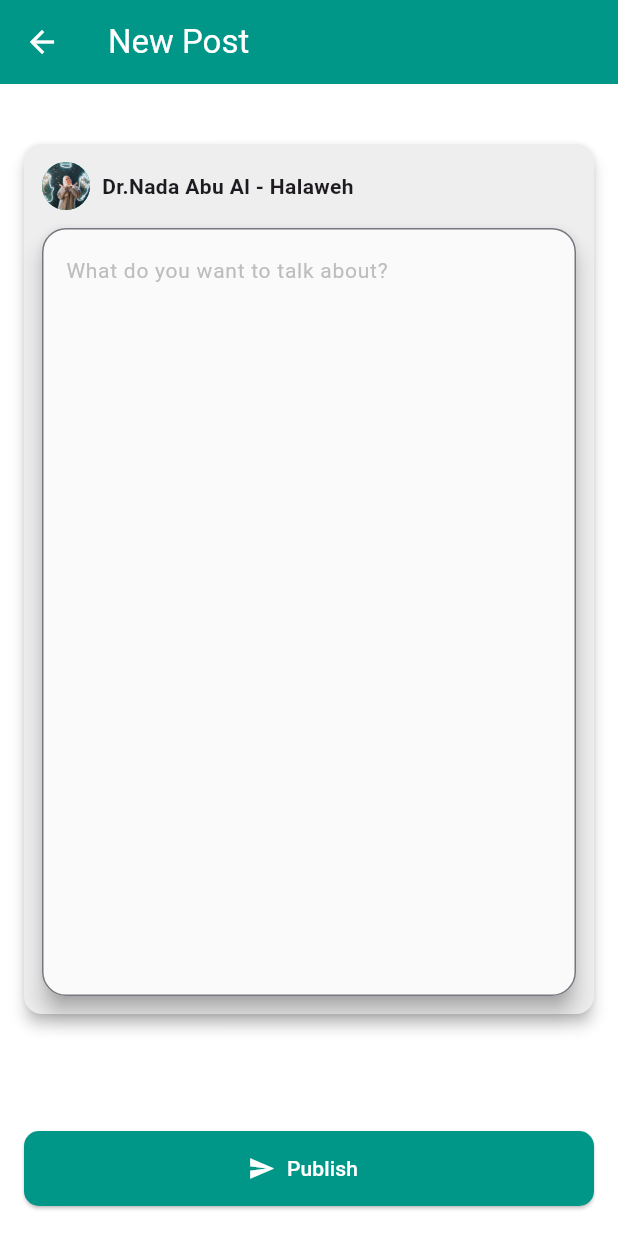
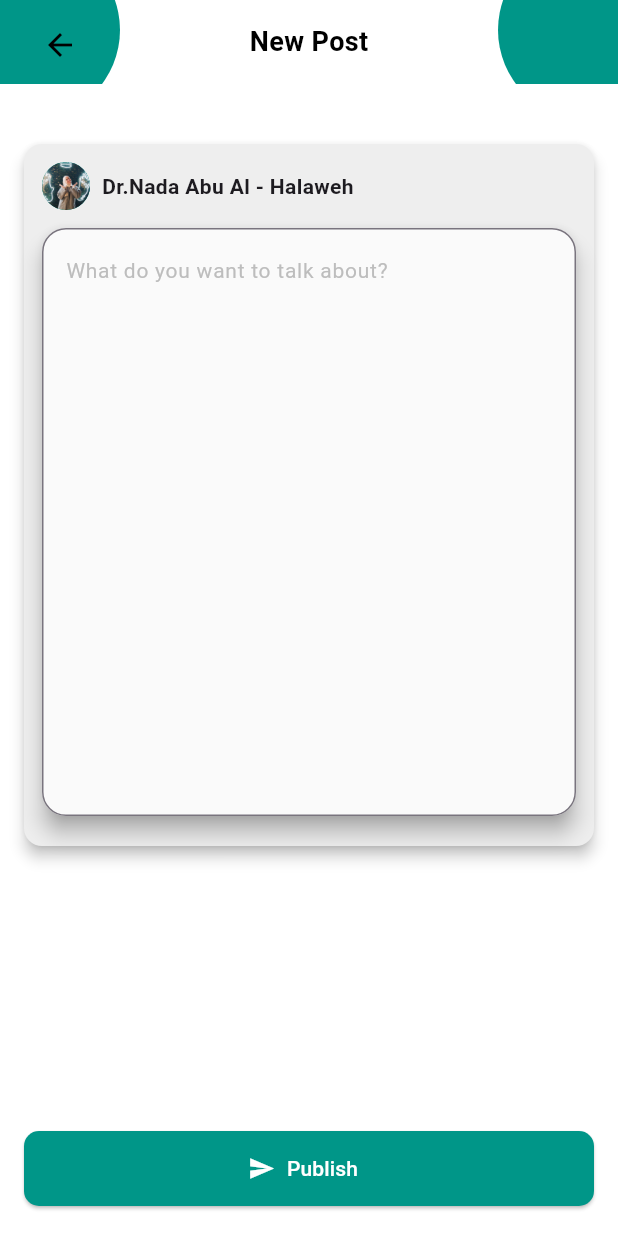
Before and after one commit to nada3bd/NAFS_APP, a Flutter app: the WritePostPage screen opened directly, on a phone screen of 412 x 824 dp. Run offline on Flutter 3.47's test engine with Material 3 defaults, Android fonts, the phone set to English and light mode, and no system bars; our stand-ins replace another_flushbar, flutter_bloc, image_picker; missing offline and left inert: duration_picker.

Commit message:
23th commit

```diff
--- a/lib/main.dart
+++ b/lib/main.dart
@@ -1,6 +1,5 @@
 import 'package:flutter/material.dart';
 import 'package:flutter_bloc/flutter_bloc.dart';
-import 'package:flutter/services.dart';
 import 'package:grad_app/cubit/feedbackcubit.dart';
 import 'package:grad_app/cubit/postscubit.dart';
 import 'package:grad_app/views/postslistpage.dart';
@@ -26,10 +25,10 @@ class NafsApp extends StatelessWidget {
 
   @override
   Widget build(BuildContext context) {
-    SystemChrome.setSystemUIOverlayStyle(const SystemUiOverlayStyle(
-      statusBarColor: Color(0xFF009688),
-      statusBarIconBrightness: Brightness.light,
-    ));
+    // SystemChrome.setSystemUIOverlayStyle(const SystemUiOverlayStyle(
+    //   statusBarColor: Color(0xFF009688),
+    //   statusBarIconBrightness: Brightness.light,
+    // ));
 
     return const MaterialApp(
       debugShowCheckedModeBanner: false,
--- a/lib/views/editpostpage.dart
+++ b/lib/views/editpostpage.dart
@@ -3,8 +3,8 @@ import 'package:flutter_bloc/flutter_bloc.dart';
 import 'package:grad_app/cubit/postscubit.dart';
 import 'package:grad_app/models/postsmodel.dart';
 import 'package:grad_app/widgets/actionbutton.dart';
-import 'package:grad_app/widgets/appbaar.dart';
 import 'package:grad_app/widgets/actionbuttonfeedback.dart';
+import 'package:grad_app/widgets/custompostappbar.dart';
 import 'package:grad_app/widgets/themewriteeditpost.dart';
 
 class EditPostPage extends StatefulWidget {
@@ -35,7 +35,7 @@ class EditPostPageState extends State<EditPostPage> {
   Widget build(BuildContext context) {
     return Scaffold(
       backgroundColor: Colors.white,
-      appBar: const CustomAppBar(title: 'Edit Post'),
+      appBar: const CustomPostAppBar(title: 'Edit Post'),
       body: Padding(
         padding: const EdgeInsets.only(left: 16, right: 16 ),
         child: LayoutBuilder(
--- a/lib/views/writepostspage.dart
+++ b/lib/views/writepostspage.dart
@@ -2,8 +2,8 @@ import 'package:flutter/material.dart';
 import 'package:flutter_bloc/flutter_bloc.dart';
 import 'package:grad_app/cubit/postscubit.dart';
 import 'package:grad_app/widgets/actionbutton.dart';
-import 'package:grad_app/widgets/appbaar.dart';
 import 'package:grad_app/widgets/actionbuttonfeedback.dart';
+import 'package:grad_app/widgets/custompostappbar.dart';
 import 'package:grad_app/widgets/themewriteeditpost.dart';
 
 class WritePostPage extends StatefulWidget {
@@ -20,7 +20,7 @@ class WritePostPageState extends State<WritePostPage> {
   Widget build(BuildContext context) {
     return Scaffold(
       backgroundColor: Colors.white,
-      appBar: const CustomAppBar(title: "New Post"),
+      appBar:const  CustomPostAppBar(title: 'New Post' ),
       body: Padding(
         padding: const EdgeInsets.only(left: 16, right: 16 ),
         child: LayoutBuilder(
--- /dev/null
+++ b/lib/widgets/custompostappbar.dart
@@ -0,0 +1,71 @@
+import 'package:flutter/material.dart';
+
+class CustomPostAppBar extends StatelessWidget implements PreferredSizeWidget {
+  final String title;
+
+  const CustomPostAppBar({super.key, required this.title});
+
+  @override
+  Widget build(BuildContext context) {
+    return Stack(
+      children: [
+        Positioned(
+          top: -40,
+          left: -40,
+          child: Container(
+            width: 120,
+            height: 120,
+            decoration: const BoxDecoration(
+              color: Colors.teal,
+              shape: BoxShape.circle,
+            ),
+          ),
+        ),
+        Positioned(
+          top: -40,
+          right: -40,
+          child: Container(
+            width: 120,
+            height: 120,
+            decoration: const BoxDecoration(
+              color: Colors.teal,
+              shape: BoxShape.circle,
+            ),
+          ),
+        ),
+
+        SafeArea(
+          child: Container(
+            height: preferredSize.height,
+            padding: const EdgeInsets.symmetric(horizontal: 16, vertical: 10),
+            child: Stack(
+              alignment: Alignment.center,
+              children: [
+                Align(
+                  alignment: Alignment.centerLeft,
+                  child: IconButton(
+                    icon: const Icon(Icons.arrow_back, color: Colors.black),
+                    onPressed: () => Navigator.pop(context),
+                  ),
+                ),
+                Center(
+                  child: Text(
+                    title,
+                    style: const TextStyle(
+                      fontSize: 18,
+                      fontWeight: FontWeight.bold,
+                      color: Colors.black,
+                    ),
+                  ),
+                ),
+              ],
+            ),
+          ),
+        ),
+      ],
+    );
+  }
+
+  @override
+  Size get preferredSize => const Size.fromHeight(56);
+}
--- a/lib/widgets/postscard.dart
+++ b/lib/widgets/postscard.dart
@@ -29,7 +29,7 @@ class PostCard extends StatelessWidget {
   MediaQuery.of(context).size.width - 64,
 );
 
-final maxLines = lineCount >= 11 ? 10: lineCount + 2;
+final maxLines = lineCount >= 11 ? 10: lineCount ;
 
     return Card(
       margin: const EdgeInsets.symmetric(horizontal: 16, vertical: 8),
--- a/lib/widgets/themewriteeditpost.dart
+++ b/lib/widgets/themewriteeditpost.dart
@@ -30,7 +30,7 @@ class ThemeWriteEditPost extends StatelessWidget {
       shape: RoundedRectangleBorder(borderRadius: BorderRadius.circular(12)),
       color: Colors.grey[200],
         child: Padding(
-          padding: const EdgeInsets.all( 12),
+          padding: const EdgeInsets.only( top : 12 , bottom:20, left: 12, right: 12),
           child: Column(
             crossAxisAlignment: CrossAxisAlignment.start,
             children: [
@@ -61,7 +61,7 @@ class ThemeWriteEditPost extends StatelessWidget {
                 shadowColor: Colors.grey,
                 child: TextField(
                   controller: controller,
-                  minLines:20,
+                  minLines:15,
                   maxLines: isEdit ? null : null,
                   decoration: InputDecoration(
                     hintText: 'What do you want to talk about?',
```
